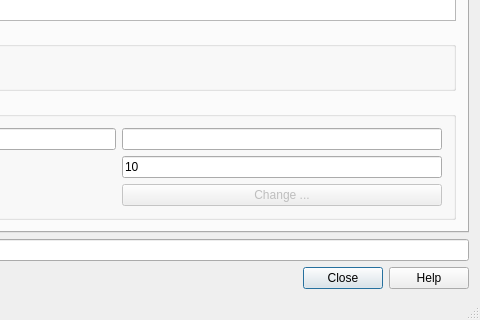
Qt form src/ui/qgswmssourceselectbase.ui (qgis/QGIS) before a commit; both pictures show x 293 to 773 and y 219 to 539 of the 773 by 539 pixel window.
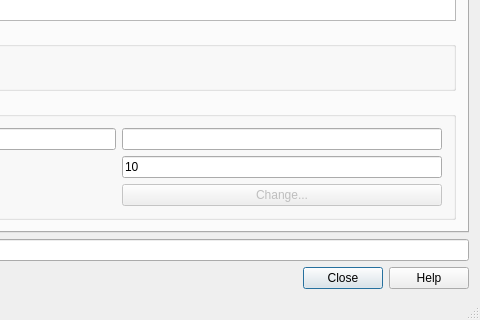
The same form after that commit. Icons and pictures are not drawn.

```diff
--- a/src/ui/qgswmssourceselectbase.ui
+++ b/src/ui/qgswmssourceselectbase.ui
@@ -223,7 +223,7 @@
              <bool>false</bool>
             </property>
             <property name="text">
-             <string>Change ...</string>
+             <string>Change...</string>
             </property>
            </widget>
           </item>
```
